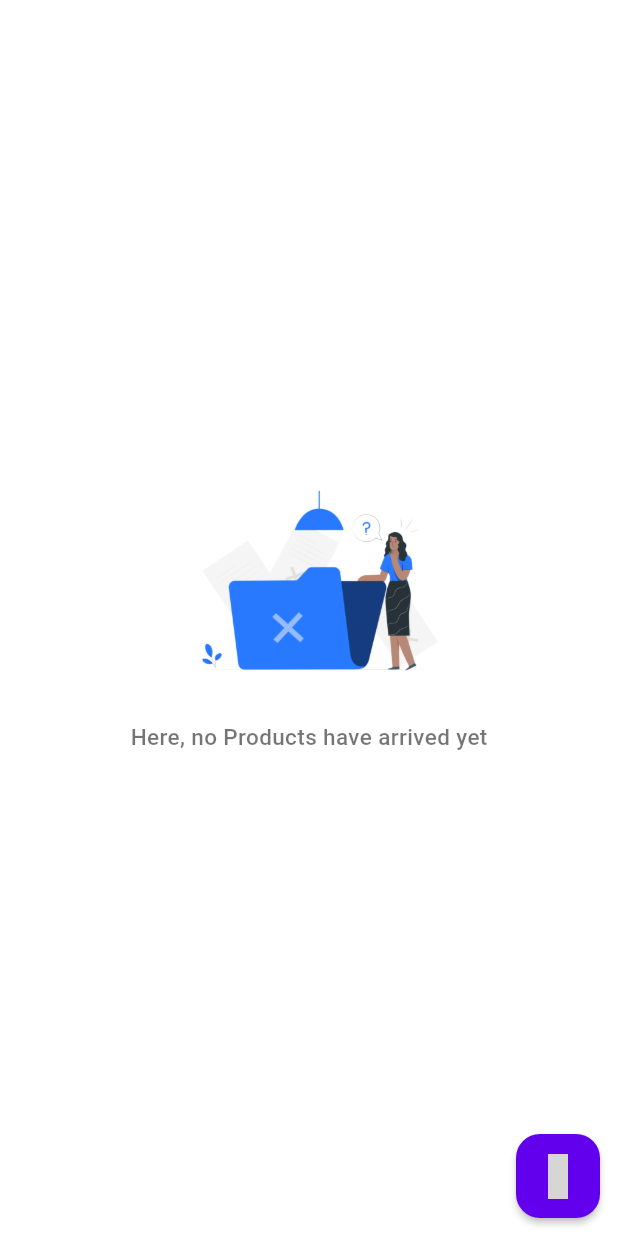
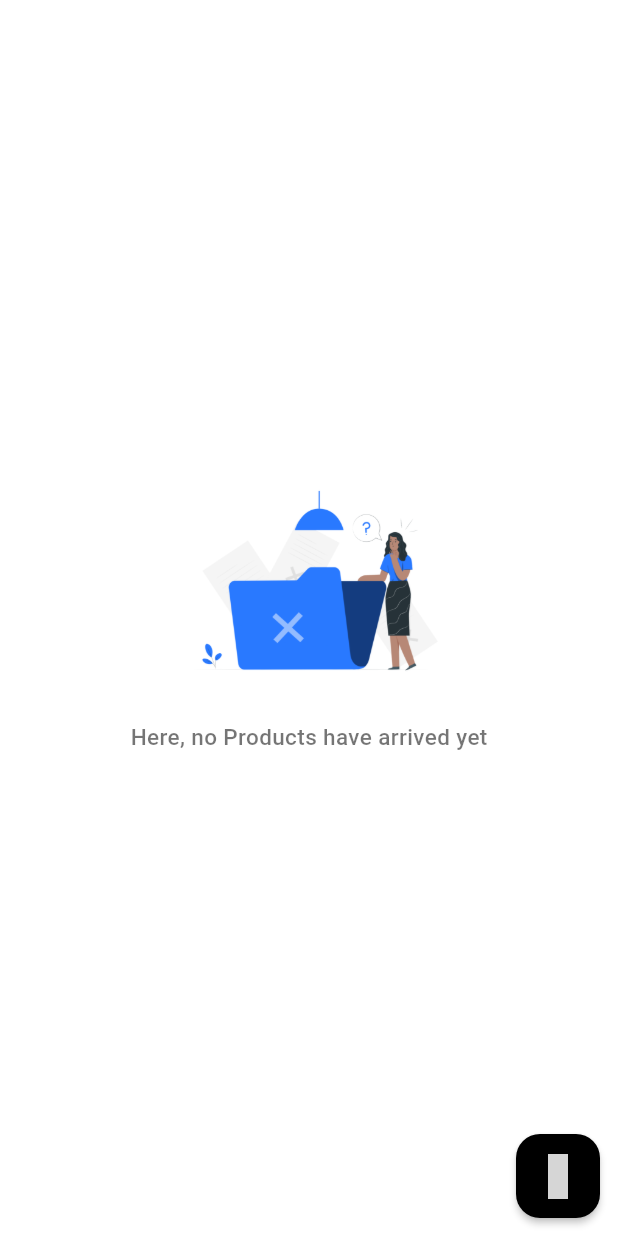
Before and after one commit to RabbaliAfdhalYasyfiya/food-court-app, a Flutter app: the ProductPage screen opened directly, on a phone screen of 412 x 824 dp. Run offline on Flutter 3.47's test engine with Material 3 defaults, Android fonts, the phone set to English and light mode, and no system bars; our stand-ins replace another_flushbar, cached_network_image, cloud_firestore, currency_text_input_formatter, double_back_to_close_app, firebase_auth and 17 more; missing offline and left inert: blue_thermal_printer, custom_info_window; accounts and stored records are empty; network calls fail; Roboto replaces fonts that are missing (SF Pro Text); grey boxes are pictures that could not be loaded.

Commit message:
change theme edit

```diff
--- a/lib/theme/theme.dart
+++ b/lib/theme/theme.dart
@@ -116,6 +116,7 @@ ThemeData lightMode = ThemeData(
     onSecondary: Colors.grey.shade100,
     onTertiary: Colors.grey.shade50,
     outline: Colors.grey.shade300,
+    primary: Colors.black,
   ),
 );
 
@@ -234,5 +235,6 @@ ThemeData darkMode = ThemeData(
     onSecondary: Colors.grey.shade600,
     onTertiary: Colors.grey.shade500,
     outline: Colors.grey.shade700,
+    primary: Colors.white,
   ),
 );
--- a/lib/widget/tile.dart
+++ b/lib/widget/tile.dart
@@ -146,10 +146,10 @@ class _TileFoodCourtState extends State<TileFoodCourt> {
                                             : widget.markerAdmin
                                                 .averageRating()
                                                 .toStringAsPrecision(2),
-                                        style: const TextStyle(
+                                        style: TextStyle(
                                           fontSize: 12,
                                           fontWeight: FontWeight.w500,
-                                          color: Colors.black,
+                                          color: Theme.of(context).colorScheme.primary,
                                         ),
                                       ),
                                       const Gap(2),
--- a/pubspec.yaml
+++ b/pubspec.yaml
@@ -61,14 +61,14 @@ flutter_native_splash:
   color: '#2979FF'
 
   image_dark: 'assets/images/splash-screen.png'
-  color_dark: '#2962FF'
+  color_dark: '#212121'
 
   android_12:
     image: 'assets/images/splash-screen.png'
     color: '#2979FF'
 
     image_dark: 'assets/images/splash-screen.png'
-    color_dark: '#2962FF'
+    color_dark: '#212121'
 
 
 dev_dependencies:
```
Also changed, not shown: 3 other files.
